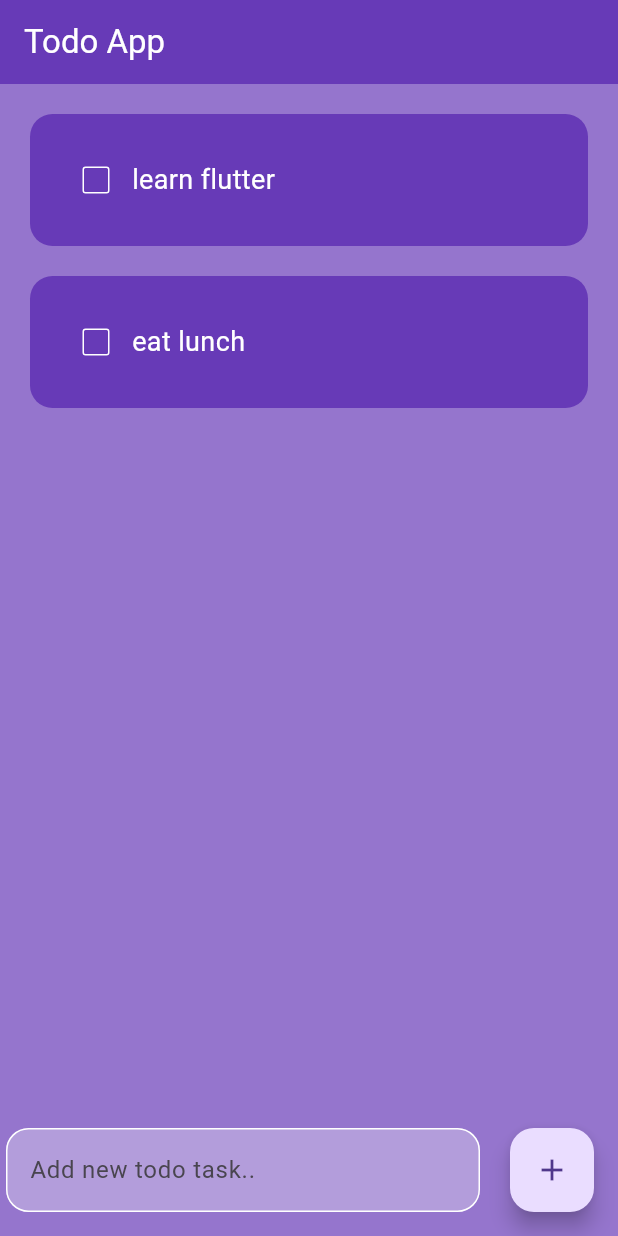
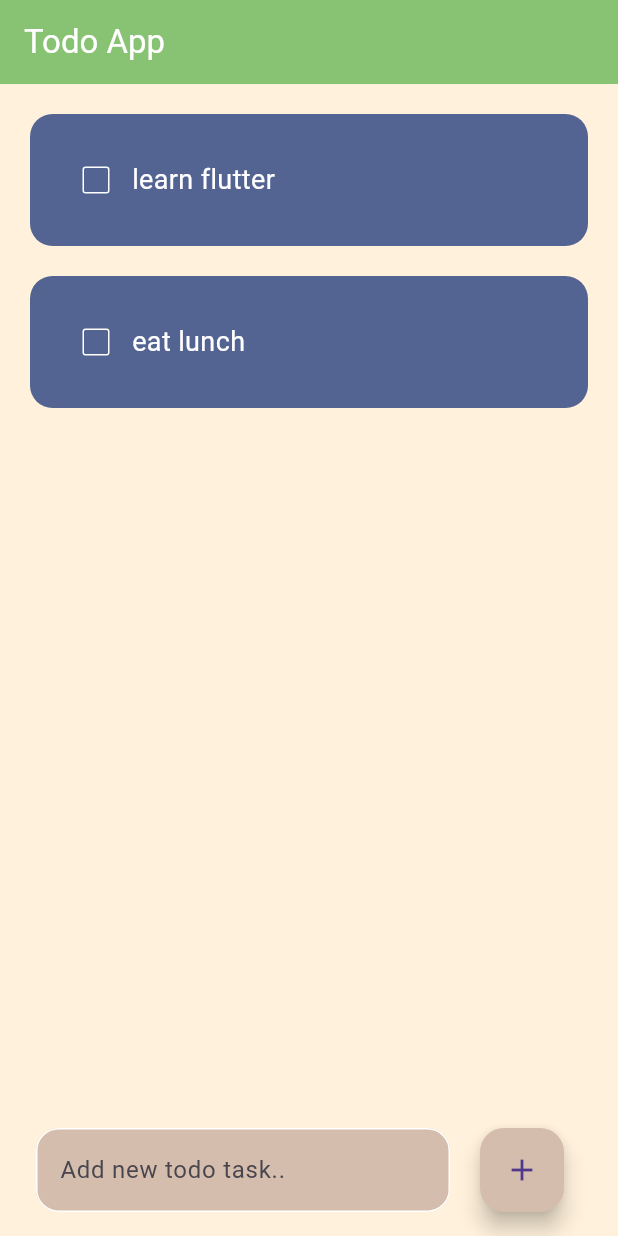
Before and after one commit to Yousef-Eldosoky/flutter-todo, a Flutter app: the screen it shows after launch, on a phone screen of 412 x 824 dp. Run offline on Flutter 3.47's test engine with Material 3 defaults, Android fonts, the phone set to English and light mode, and no system bars; drawn by our look-alikes of flutter_slidable.

Commit message:
changing the app color palette

```diff
--- a/lib/Pages/home_page.dart
+++ b/lib/Pages/home_page.dart
@@ -39,10 +39,10 @@ class _HomePageState extends State<HomePage> {
   @override
   Widget build(BuildContext context) {
     return Scaffold(
-      backgroundColor: Colors.deepPurple.shade300,
+      backgroundColor: const Color(0xFFFFF1DB),
       appBar: AppBar(
         title: const Text("Todo App"),
-        backgroundColor: Colors.deepPurple,
+        backgroundColor: const Color(0xFF88C273),
         foregroundColor: Colors.white,
       ),
       body: ListView.builder(
--- a/lib/Widgets/adding_task.dart
+++ b/lib/Widgets/adding_task.dart
@@ -1,7 +1,8 @@
 import 'package:flutter/material.dart';
 
 class AddingTask extends StatefulWidget {
-  const AddingTask({super.key, required this.controller, required this.newTask});
+  const AddingTask(
+      {super.key, required this.controller, required this.newTask});
 
   final TextEditingController controller;
   final Function() newTask;
@@ -12,7 +13,9 @@ class AddingTask extends StatefulWidget {
 class _AddingTaskState extends State<AddingTask> {
   @override
   Widget build(BuildContext context) {
-    return Row(
+    return Padding(
+      padding: const EdgeInsets.symmetric(horizontal: 20),
+      child: Row(
         children: [
           Expanded(
             child: Padding(
@@ -22,7 +25,7 @@ class _AddingTaskState extends State<AddingTask> {
                 decoration: InputDecoration(
                   hintText: 'Add new todo task..',
                   filled: true,
-                fillColor: Colors.deepPurple.shade200,
+                  fillColor: const Color(0xFFD4BDAC),
                   enabledBorder: OutlineInputBorder(
                     borderSide: const BorderSide(
                       color: Colors.white,
@@ -41,9 +44,11 @@ class _AddingTaskState extends State<AddingTask> {
           ),
           FloatingActionButton(
             onPressed: widget.newTask,
+            backgroundColor: const Color(0xFFD4BDAC),
             child: const Icon(Icons.add),
           ),
         ],
+      ),
     );
   }
 }
--- a/lib/Widgets/todo_list.dart
+++ b/lib/Widgets/todo_list.dart
@@ -34,7 +34,7 @@ class TodoList extends StatelessWidget {
         child: Container(
           padding: const EdgeInsets.all(20),
           decoration: BoxDecoration(
-            color: Colors.deepPurple,
+            color: const Color(0xFF536493),
             borderRadius: BorderRadius.circular(15),
           ),
           child: Row(
```
Lines whose indentation alone changed are shown as unchanged.
